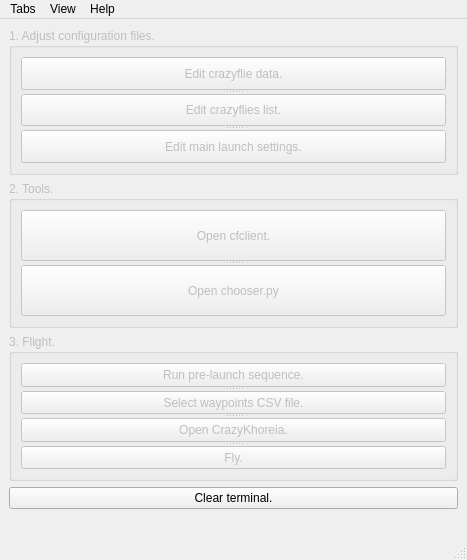
santiagorg2401/crazyGUI, file src/crazyGUI/ui/crazyGUI_mainWindow.ui: the form before one commit.
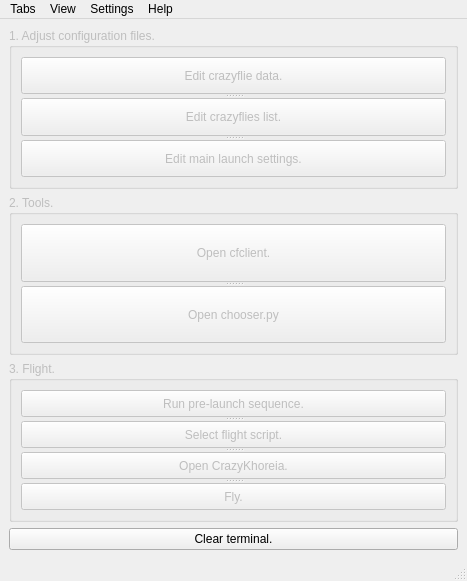
The form after the commit. Icons and pictures are not drawn.

Commit message: README changed, config files development iniciated but not working yet, crazyGUI changed from .pyw to .py, and View & Help actions developed.

Patch:
```diff
--- a/src/crazyGUI/ui/crazyGUI_mainWindow.ui
+++ b/src/crazyGUI/ui/crazyGUI_mainWindow.ui
@@ -8,7 +8,7 @@
     <x>0</x>
     <y>0</y>
     <width>467</width>
-    <height>560</height>
+    <height>581</height>
    </rect>
   </property>
   <property name="windowTitle">
@@ -103,7 +103,7 @@
          </widget>
          <widget class="QPushButton" name="pushButton3_1">
           <property name="text">
-           <string>Select waypoints CSV file.</string>
+           <string>Select flight script.</string>
           </property>
          </widget>
          <widget class="QPushButton" name="pushButton3_2">
@@ -133,19 +133,6 @@
       </widget>
      </widget>
     </item>
-    <item>
-     <widget class="QLabel" name="label">
-      <property name="styleSheet">
-       <string notr="true">image: url(:/icons/crazyflie.png);</string>
-      </property>
-      <property name="text">
-       <string/>
-      </property>
-      <property name="scaledContents">
-       <bool>false</bool>
-      </property>
-     </widget>
-    </item>
    </layout>
   </widget>
   <widget class="QMenuBar" name="menubar">
@@ -165,6 +152,20 @@
     <addaction name="action0_1"/>
     <addaction name="action0_2"/>
    </widget>
+   <widget class="QMenu" name="menuEdit">
+    <property name="title">
+     <string>Settings</string>
+    </property>
+    <widget class="QMenu" name="menuSelect_language">
+     <property name="title">
+      <string>Select language</string>
+     </property>
+     <addaction name="actionEnglish"/>
+     <addaction name="actionSpanish"/>
+    </widget>
+    <addaction name="menuSelect_language"/>
+    <addaction name="action2_1"/>
+   </widget>
    <widget class="QMenu" name="menuHelp">
     <property name="title">
      <string>Help</string>
@@ -179,6 +180,7 @@
    </widget>
    <addaction name="menuedir"/>
    <addaction name="menuView"/>
+   <addaction name="menuEdit"/>
    <addaction name="menuHelp"/>
   </widget>
   <widget class="QStatusBar" name="statusbar"/>
```
Left out of the diff: 19 changed lines with no effect on the pictures. The commit also changes 7 other files.
